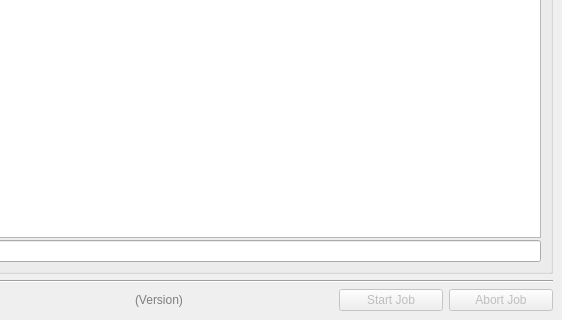
Before: the Qt Designer form gui/win_main.ui in lordmulder/Simple-x264-Launcher, drawn with Qt 5; both pictures show x 158 to 720 and y 320 to 640 of the 720 by 640 pixel window.
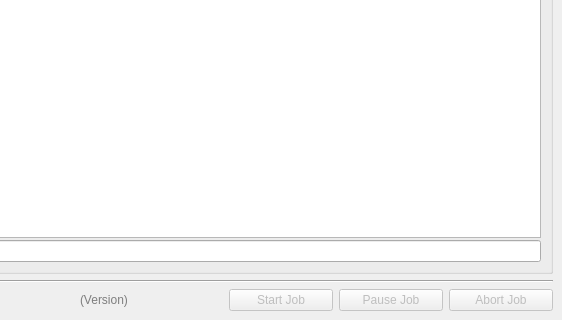
After: the same form once the commit is applied. Icons and pictures are not drawn.

Commit message: Added "Pause" support.

```diff
--- a/gui/win_main.ui
+++ b/gui/win_main.ui
@@ -252,6 +252,29 @@
         </property>
        </widget>
       </item>
+      <item>
+       <widget class="QPushButton" name="buttonPauseJob">
+        <property name="enabled">
+         <bool>false</bool>
+        </property>
+        <property name="minimumSize">
+         <size>
+          <width>104</width>
+          <height>0</height>
+         </size>
+        </property>
+        <property name="text">
+         <string>Pause Job</string>
+        </property>
+        <property name="icon">
+         <iconset resource="../res/resources.qrc">
+          <normaloff>:/buttons/pause.png</normaloff>:/buttons/pause.png</iconset>
+        </property>
+        <property name="checkable">
+         <bool>true</bool>
+        </property>
+       </widget>
+      </item>
       <item>
        <widget class="QPushButton" name="buttonAbortJob">
         <property name="enabled">
```
Left out of the diff: 52 changed lines with no effect on the pictures. The commit also changes 16 other files.
